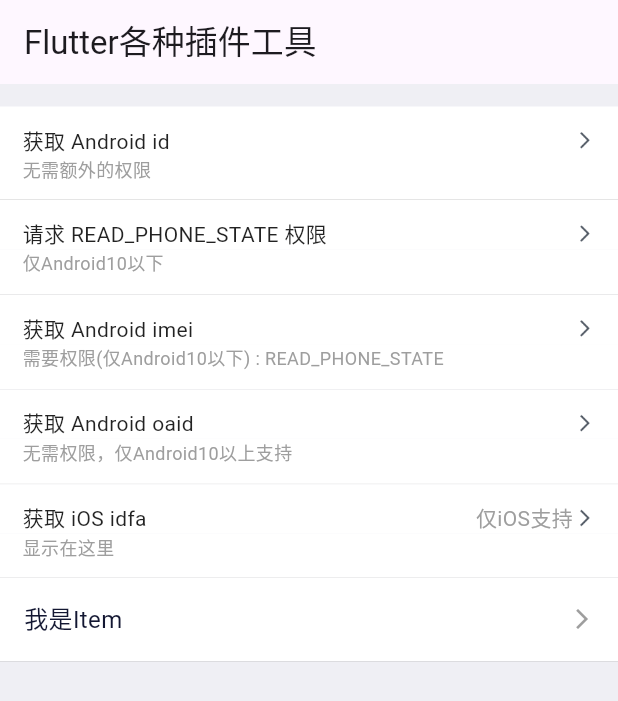
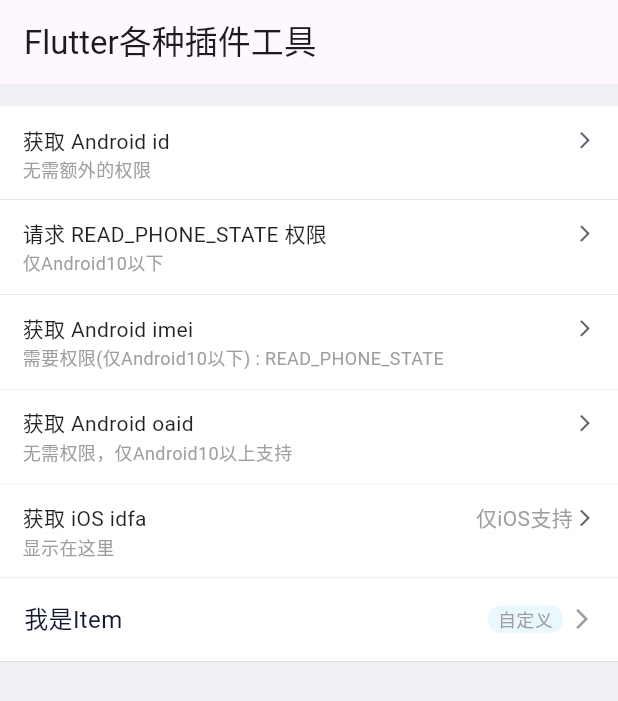
Before and after one commit to flutter-open-libs/flutter_plugin_tools, a Flutter app: the screen it shows after launch, on a phone screen of 412 x 824 dp. Shown: the top 701 px of the screen. Run offline on Flutter 3.47's test engine with Material 3 defaults, Android fonts, the phone set to English and light mode, and no system bars; our stand-ins replace plugin_platform_interface.

Commit message:
拓展通用列表项，使用更加灵活

```diff
--- a/example/lib/main.dart
+++ b/example/lib/main.dart
@@ -23,10 +23,12 @@
   String _androidOaid = '';
   String _iosIdfa = '显示在这里';
   final _flutterPluginToolsPlugin = SingPluginTools();
+  var textController = TextEditingController();
 
   @override
   void initState() {
     super.initState();
+    textController.text = '我是副标题';
   }
 
   Future<void> getAndroidID() async {
@@ -121,19 +123,37 @@
               buildGetAndroidOaid(),
               buildGetIosIdfa(),
               SingCellItem(
-                height: 56.0,
-                padding: const EdgeInsets.symmetric(horizontal: 16.0,vertical: 0.0),
-                // assetPath: 'assets/images/ic_feedback.png',
-                iconSize: const Size(28.0,28.0),
-                gap: 12.0,
-                text: '我是Item',
-                textColor: const Color(0xff131732),
-                textSize: 16.0,
-                decoration: const BoxDecoration(border: Border(bottom: BorderSide(color: Colors.grey, width: 0.2))),
-                onTap: ()=> {},
-                showNext: true,
-                // separator: Container(width: 200.0,height: 1.0,color: Colors.grey),
-                nextIcon: const Icon(Icons.arrow_forward_ios,size: 16.0,color:Colors.grey),
+                backgroundColor: Colors.white, // 背景颜色，默认透明
+                height: 56.0, // item 的高度
+                padding: const EdgeInsets.symmetric(horizontal: 16.0),
+                // assetPath: 'assets/images/ic_feedback.png', // 前面 icon 的 asset 路径，为空则不展示
+                iconSize: const Size(28.0,28.0), // 前面 icon 的大小，assetPath 为空则不展示
+                gap: 12.0, // icon 和标题的间距
+                title: '我是Item', // 标题
+                titleTextStyle: const TextStyle(color: Color(0xFF131732), fontSize: 16.0), // 标题样式
+                decoration: const BoxDecoration(border: Border(bottom: BorderSide(color: Colors.grey, width: 0.2))), // 边框的样式，默认底部一条线
+                onTap: ()=> print('点击主标题'), // item 的点击事件
+                // separator: Container(width: 200.0,height: 1.0,color: Colors.grey), // 自定义的装饰，正常是一根线，在 decoration 满足不了的情况下自定义，比如项左右有边距。当然其他 widget 也可以
+                showNext: true, // 是否显示右侧箭头
+                nextIcon: const Icon(Icons.arrow_forward_ios,size: 16.0,color:Colors.grey), // 右侧的箭头，可以是任何 Widget
+
+                showSub: false, // 是否显示副标题，副标题是一个 TextField
+                focusNode: FocusNode(), // 控制副标题的副控件 KeyboardListener
+                controller: textController, // TextField 的 controller ，可以设置文字，取值也通过他
+                subTitleTextStyle : const TextStyle(color: Color(0xFF131732), fontSize: 14.0), // 副标题样式
+                subTitleHint: '请输入副标题', // 副标题的提示语
+                subTitleHintTextStyle : const TextStyle(color: Colors.grey, fontSize: 14.0),// 副标题的提示语的样式
+                subTitleContentPadding : const EdgeInsets.symmetric(vertical: 12.0), // 副标题的 ContentPadding
+                readOnly:false, // 副标题 TextField 的是否能编辑
+                onSubTap: ()=> print('点击副标题'), // 副标题点击事件
+                customWidget: Container( // 自定义的 Widget ，在副标题之后，箭头之前，自己控制间距
+                  decoration: const BoxDecoration(
+                      color: Color(0xffE9F7FE),
+                      borderRadius: BorderRadius.all(Radius.circular(8.0))
+                  ),
+                  margin: const EdgeInsets.symmetric(horizontal: 5.0),
+                  child: const Text('  自定义  ',style: TextStyle(color: Colors.grey,fontSize: 12.0))
+                )
               ),
             ],
           ),
--- a/example/pubspec.yaml
+++ b/example/pubspec.yaml
@@ -1,5 +1,5 @@
 name: sing_plugin_tools_example
-version: 0.0.3
+version: 0.0.4
 description: "Demonstrates how to use the sing_plugin_tools plugin."
 # The following line prevents the package from being accidentally published to
 # pub.dev using `flutter pub publish`. This is preferred for private packages.
--- a/lib/widgets/sing_cell_item.dart
+++ b/lib/widgets/sing_cell_item.dart
@@ -11,14 +11,25 @@
     this.assetPath = '', // 如果为空这不显示图标
     this.iconSize = const Size(28.0,28.0),
     this.gap = 12.0,
-    this.text = 'CellItem',
-    this.textColor = const Color(0xff131732),
-    this.textSize = 16.0,
+    this.title = 'CellItem',
+    this.titleTextStyle,
     this.decoration,
     this.onTap,
     this.separator,
     this.showNext = false,
     this.nextIcon,
+
+    this.focusNode,
+    this.controller,
+    this.subTitleTextStyle,
+    this.subTitleHint='',
+    this.subTitleHintTextStyle,
+    this.subTitleContentPadding,
+    this.readOnly = true,
+    this.onSubTap,
+    this.showSub = true,
+
+    this.customWidget,
   });
 
   final Color? backgroundColor; /// 背景颜色
@@ -27,19 +38,30 @@
   final String assetPath; /// asset图标的路径
   final Size iconSize; /// 图标的大小
   final double gap; /// 图标和文字的间距
-  final String text; /// 文字
-  final Color textColor; /// 文字颜色
-  final double textSize; /// 文字大小
+  final String title; /// 文字
+  final TextStyle? titleTextStyle; /// 文字样式
   final BoxDecoration? decoration; /// item的装饰
   final GestureTapCallback? onTap; /// item的点击回调
   final Widget? separator; /// 自定义的装饰，正常是一根线，在 decoration 满足不了的情况下自定义，比如项左右有边距。当然其他 widget 也可以
   final bool showNext; /// 是否展示右侧的箭头
   final Widget? nextIcon; /// 自定义的右侧icon
 
+  final FocusNode? focusNode;
+  final TextEditingController? controller;
+  final TextStyle? subTitleTextStyle; /// 副标题文字样式
+  final String subTitleHint; /// 副标题提示文字
+  final TextStyle? subTitleHintTextStyle; /// 副标题提示样式
+  final EdgeInsets? subTitleContentPadding;
+  final bool readOnly; /// 副标题是否不能输入
+  final GestureTapCallback? onSubTap; /// 副标题点击
+  final bool showSub; /// 是否显示副标题
+
+  final Widget? customWidget; /// 自定义的右侧 Widget，在副标题后，箭头前，自己控制边距
+
   @override
   Widget build(BuildContext context) {
     return  Container(
-      color: backgroundColor ?? Colors.white,
+      color: backgroundColor ?? Colors.transparent,
       child: Column(
         children: [
           InkWell(
@@ -53,11 +75,42 @@
                   Image.asset(assetPath, width: iconSize.width, height: iconSize.height),
                 if (assetPath.isNotEmpty)
                   SizedBox(width: gap),
-                Text(text,style: TextStyle(color: textColor, fontSize: textSize)),
+                Text(title,style: titleTextStyle ?? const TextStyle(color: Color(0xFF131732), fontSize: 16.0)),
+                SizedBox(width: gap),
+                if(showSub)
+                  Expanded(
+                    child: KeyboardListener(
+                      focusNode: focusNode ?? FocusNode(),
+                      child: TextField(
+                        onTap: onSubTap ?? () => debugPrint('SingCellItem sub clicked'),
+                        readOnly : readOnly,
+                        controller: controller ?? TextEditingController(),
+                        textAlign: TextAlign.end,
+                        style: subTitleTextStyle ?? const TextStyle(color: Color(0xFF131732), fontSize: 14.0),
+                        decoration: InputDecoration(
+                          prefixText: "  ",
+                          isDense: true,
+                          contentPadding: subTitleContentPadding ?? const EdgeInsets.symmetric(vertical: 12.0),
+                          counterText: "", // 去掉底部计数
+                          enabledBorder: const UnderlineInputBorder(borderSide: BorderSide.none), //无焦点时状态
+                          focusedBorder: const UnderlineInputBorder(borderSide: BorderSide.none), //有焦点时状态
+                          hintText: subTitleHint,
+                          hintStyle: subTitleHintTextStyle ?? const TextStyle(color: Colors.grey, fontSize: 14.0),
+                        ),
+                      ),
+                    ),
+                  ),
+                if(!showSub)
+                  Expanded(
+                    child: Container(),
+                  ),
+                if (customWidget != null)
+                  customWidget!,
                 if (showNext)
-                  Expanded(child: Container()),
-                if (showNext)
-                  nextIcon ?? const Icon(Icons.arrow_forward_ios,size: 16.0,color:Colors.grey),
+                  InkWell(
+                    onTap: onSubTap ?? onTap ?? () => debugPrint('SingCellItem sub arrow'),
+                    child: nextIcon ?? const Icon(Icons.arrow_forward_ios,size: 16.0,color:Colors.grey),
+                  ),
               ]),
             ),
           ),
--- a/pubspec.yaml
+++ b/pubspec.yaml
@@ -1,6 +1,6 @@
 name: sing_plugin_tools
 description: "各种flutter的小插件、工具"
-version: 0.0.3
+version: 0.0.4
 homepage: https://github.com/flutter-open-libs/flutter_plugin_tools
 
 environment:
```
Also changed, not shown: 2 other files.
